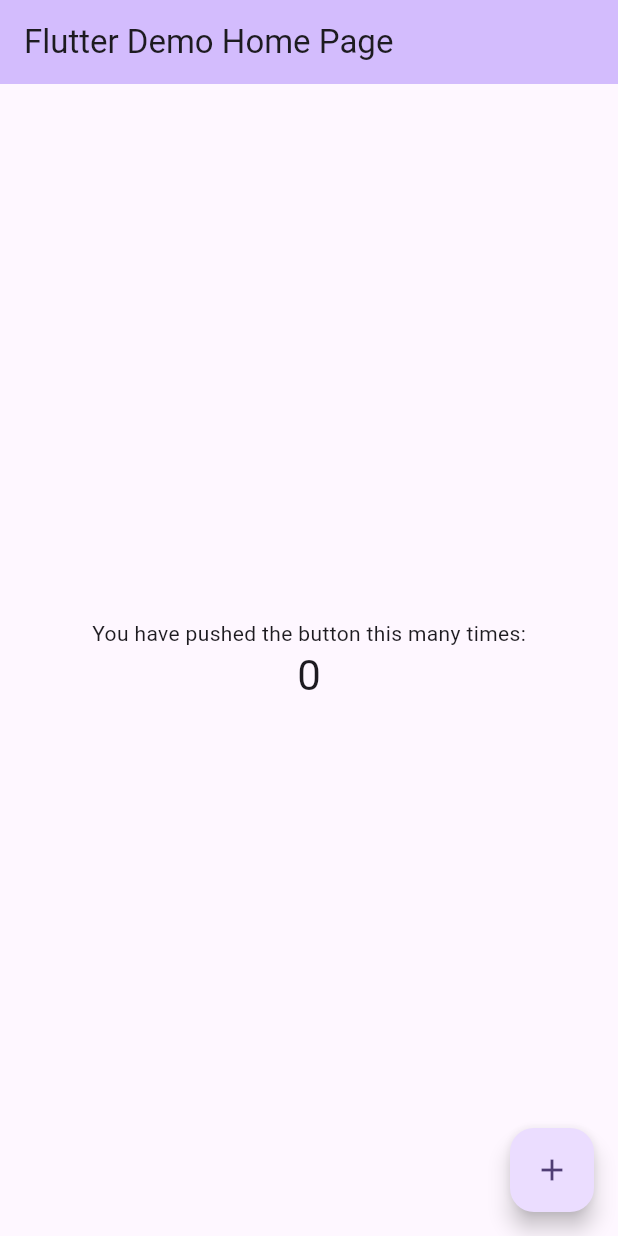
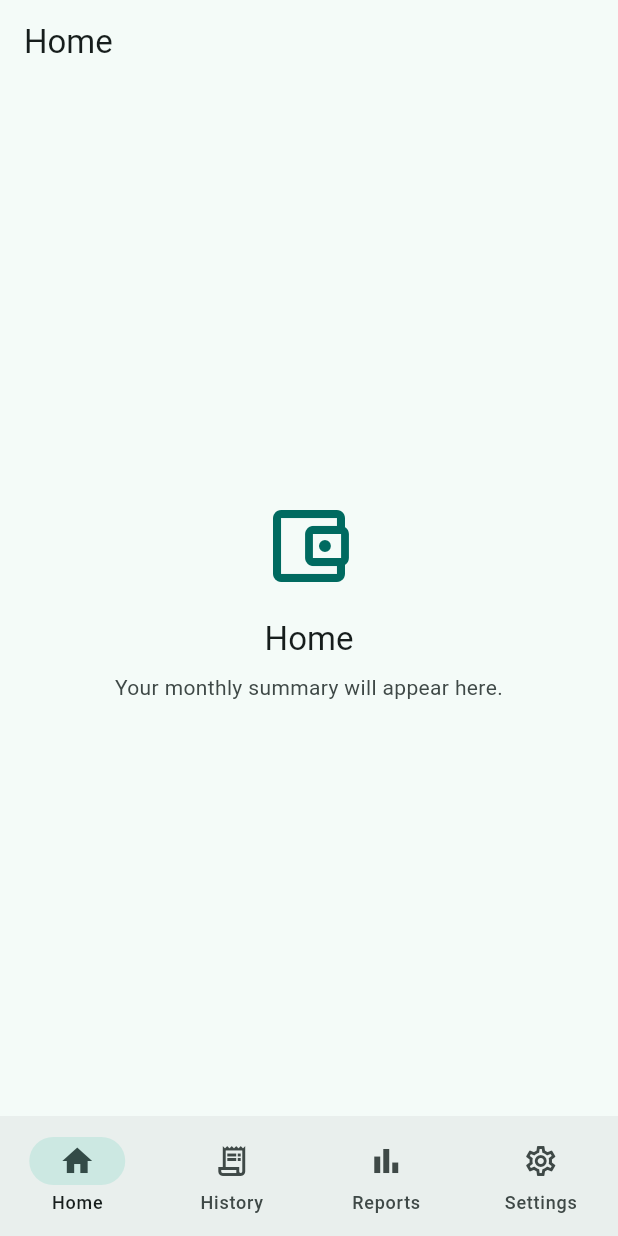
Before and after one commit to Rubinbijuv2/expense_tracker, a Flutter app: the screen it shows after launch, on a phone screen of 412 x 824 dp. Run offline on Flutter 3.47's test engine with Material 3 defaults, Android fonts, the phone set to English and light mode, and no system bars.

Commit message:
Step 1: Project setup

```diff
--- a/lib/main.dart
+++ b/lib/main.dart
@@ -1,122 +1,25 @@
 import 'package:flutter/material.dart';
 
+import 'utils/constants.dart';
+import 'widgets/main_shell.dart';
+
 void main() {
-  runApp(const MyApp());
+  runApp(const ExpenseTrackerApp());
 }
 
-class MyApp extends StatelessWidget {
-  const MyApp({super.key});
+class ExpenseTrackerApp extends StatelessWidget {
+  const ExpenseTrackerApp({super.key});
 
-  // This widget is the root of your application.
   @override
   Widget build(BuildContext context) {
     return MaterialApp(
-      title: 'Flutter Demo',
-      theme: ThemeData(
-        // This is the theme of your application.
-        //
-        // TRY THIS: Try running your application with "flutter run". You'll see
-        // the application has a purple toolbar. Then, without quitting the app,
-        // try changing the seedColor in the colorScheme below to Colors.green
-        // and then invoke "hot reload" (save your changes or press the "hot
-        // reload" button in a Flutter-supported IDE, or press "r" if you used
-        // the command line to start the app).
-        //
-        // Notice that the counter didn't reset back to zero; the application
-        // state is not lost during the reload. To reset the state, use hot
-        // restart instead.
-        //
-        // This works for code too, not just values: Most code changes can be
-        // tested with just a hot reload.
-        colorScheme: .fromSeed(seedColor: Colors.deepPurple),
-      ),
-      home: const MyHomePage(title: 'Flutter Demo Home Page'),
+      title: AppConstants.appName,
+      debugShowCheckedModeBanner: false,
+      theme: AppTheme.light,
+      darkTheme: AppTheme.dark,
+      // Follows the phone's light/dark setting. A Settings option comes in step 10.
+      themeMode: ThemeMode.system,
+      home: const MainShell(),
     );
   }
 }
-
-class MyHomePage extends StatefulWidget {
-  const MyHomePage({super.key, required this.title});
-
-  // This widget is the home page of your application. It is stateful, meaning
-  // that it has a State object (defined below) that contains fields that affect
-  // how it looks.
-
-  // This class is the configuration for the state. It holds the values (in this
-  // case the title) provided by the parent (in this case the App widget) and
-  // used by the build method of the State. Fields in a Widget subclass are
-  // always marked "final".
-
-  final String title;
-
-  @override
-  State<MyHomePage> createState() => _MyHomePageState();
-}
-
-class _MyHomePageState extends State<MyHomePage> {
-  int _counter = 0;
-
-  void _incrementCounter() {
-    setState(() {
-      // This call to setState tells the Flutter framework that something has
-      // changed in this State, which causes it to rerun the build method below
-      // so that the display can reflect the updated values. If we changed
-      // _counter without calling setState(), then the build method would not be
-      // called again, and so nothing would appear to happen.
-      _counter++;
-    });
-  }
-
-  @override
-  Widget build(BuildContext context) {
-    // This method is rerun every time setState is called, for instance as done
-    // by the _incrementCounter method above.
-    //
-    // The Flutter framework has been optimized to make rerunning build methods
-    // fast, so that you can just rebuild anything that needs updating rather
-    // than having to individually change instances of widgets.
-    return Scaffold(
-      appBar: AppBar(
-        // TRY THIS: Try changing the color here to a specific color (to
-        // Colors.amber, perhaps?) and trigger a hot reload to see the AppBar
-        // change color while the other colors stay the same.
-        backgroundColor: Theme.of(context).colorScheme.inversePrimary,
-        // Here we take the value from the MyHomePage object that was created by
-        // the App.build method, and use it to set our appbar title.
-        title: Text(widget.title),
-      ),
-      body: Center(
-        // Center is a layout widget. It takes a single child and positions it
-        // in the middle of the parent.
-        child: Column(
-          // Column is also a layout widget. It takes a list of children and
-          // arranges them vertically. By default, it sizes itself to fit its
-          // children horizontally, and tries to be as tall as its parent.
-          //
-          // Column has various properties to control how it sizes itself and
-          // how it positions its children. Here we use mainAxisAlignment to
-          // center the children vertically; the main axis here is the vertical
-          // axis because Columns are vertical (the cross axis would be
-          // horizontal).
-          //
-          // TRY THIS: Invoke "debug painting" (choose the "Toggle Debug Paint"
-          // action in the IDE, or press "p" in the console), to see the
-          // wireframe for each widget.
-          mainAxisAlignment: .center,
-          children: [
-            const Text('You have pushed the button this many times:'),
-            Text(
-              '$_counter',
-              style: Theme.of(context).textTheme.headlineMedium,
-            ),
-          ],
-        ),
-      ),
-      floatingActionButton: FloatingActionButton(
-        onPressed: _incrementCounter,
-        tooltip: 'Increment',
-        child: const Icon(Icons.add),
-      ),
-    );
-  }
-}
--- /dev/null
+++ b/lib/screens/history/history_screen.dart
@@ -0,0 +1,21 @@
+import 'package:flutter/material.dart';
+
+import '../../widgets/placeholder_body.dart';
+
+/// Date-grouped list of transactions with search and filters.
+/// Placeholder for now — built in step 3.
+class HistoryScreen extends StatelessWidget {
+  const HistoryScreen({super.key});
+
+  @override
+  Widget build(BuildContext context) {
+    return Scaffold(
+      appBar: AppBar(title: const Text('History')),
+      body: const PlaceholderBody(
+        icon: Icons.receipt_long_outlined,
+        title: 'History',
+        message: 'All your transactions will be listed here.',
+      ),
+    );
+  }
+}
--- /dev/null
+++ b/lib/screens/home/home_screen.dart
@@ -0,0 +1,21 @@
+import 'package:flutter/material.dart';
+
+import '../../widgets/placeholder_body.dart';
+
+/// Dashboard: budget card, pie chart, detected SMS, recent transactions.
+/// Placeholder for now — built in step 4.
+class HomeScreen extends StatelessWidget {
+  const HomeScreen({super.key});
+
+  @override
+  Widget build(BuildContext context) {
+    return Scaffold(
+      appBar: AppBar(title: const Text('Home')),
+      body: const PlaceholderBody(
+        icon: Icons.account_balance_wallet_outlined,
+        title: 'Home',
+        message: 'Your monthly summary will appear here.',
+      ),
+    );
+  }
+}
--- /dev/null
+++ b/lib/screens/reports/reports_screen.dart
@@ -0,0 +1,21 @@
+import 'package:flutter/material.dart';
+
+import '../../widgets/placeholder_body.dart';
+
+/// Charts, top merchants and CSV/PDF export.
+/// Placeholder for now — built in step 9.
+class ReportsScreen extends StatelessWidget {
+  const ReportsScreen({super.key});
+
+  @override
+  Widget build(BuildContext context) {
+    return Scaffold(
+      appBar: AppBar(title: const Text('Reports')),
+      body: const PlaceholderBody(
+        icon: Icons.bar_chart_outlined,
+        title: 'Reports',
+        message: 'Charts and exports will appear here.',
+      ),
+    );
+  }
+}
--- /dev/null
+++ b/lib/screens/settings/settings_screen.dart
@@ -0,0 +1,21 @@
+import 'package:flutter/material.dart';
+
+import '../../widgets/placeholder_body.dart';
+
+/// Profile, theme, PIN, backup and restore.
+/// Placeholder for now — built in step 10.
+class SettingsScreen extends StatelessWidget {
+  const SettingsScreen({super.key});
+
+  @override
+  Widget build(BuildContext context) {
+    return Scaffold(
+      appBar: AppBar(title: const Text('Settings')),
+      body: const PlaceholderBody(
+        icon: Icons.settings_outlined,
+        title: 'Settings',
+        message: 'Profile, theme, PIN and backup options will appear here.',
+      ),
+    );
+  }
+}
--- /dev/null
+++ b/lib/utils/constants.dart
@@ -0,0 +1,39 @@
+import 'package:flutter/material.dart';
+
+/// App-wide constants (name, colours, themes).
+class AppConstants {
+  AppConstants._(); // Not meant to be instantiated.
+
+  static const String appName = 'Expense Tracker';
+
+  /// Seed colour: Material 3 generates the whole colour palette from this.
+  static const Color seedColor = Colors.teal;
+}
+
+/// Light and dark Material 3 themes built from the same teal seed colour.
+class AppTheme {
+  AppTheme._();
+
+  static ThemeData get light => _build(Brightness.light);
+  static ThemeData get dark => _build(Brightness.dark);
+
+  static ThemeData _build(Brightness brightness) {
+    final colorScheme = ColorScheme.fromSeed(
+      seedColor: AppConstants.seedColor,
+      brightness: brightness,
+    );
+    return ThemeData(
+      useMaterial3: true,
+      colorScheme: colorScheme,
+      appBarTheme: AppBarTheme(
+        centerTitle: false,
+        backgroundColor: colorScheme.surface,
+        foregroundColor: colorScheme.onSurface,
+      ),
+      cardTheme: const CardThemeData(
+        elevation: 0,
+        margin: EdgeInsets.symmetric(horizontal: 16, vertical: 8),
+      ),
+    );
+  }
+}
--- /dev/null
+++ b/lib/widgets/main_shell.dart
@@ -0,0 +1,62 @@
+import 'package:flutter/material.dart';
+
+import '../screens/history/history_screen.dart';
+import '../screens/home/home_screen.dart';
+import '../screens/reports/reports_screen.dart';
+import '../screens/settings/settings_screen.dart';
+
+/// The main app frame: a bottom navigation bar with 4 tabs.
+class MainShell extends StatefulWidget {
+  const MainShell({super.key});
+
+  @override
+  State<MainShell> createState() => _MainShellState();
+}
+
+class _MainShellState extends State<MainShell> {
+  int _selectedIndex = 0;
+
+  static const List<Widget> _screens = [
+    HomeScreen(),
+    HistoryScreen(),
+    ReportsScreen(),
+    SettingsScreen(),
+  ];
+
+  @override
+  Widget build(BuildContext context) {
+    return Scaffold(
+      // IndexedStack keeps every tab alive, so a tab keeps its scroll
+      // position and state when you switch away and come back.
+      body: IndexedStack(index: _selectedIndex, children: _screens),
+      bottomNavigationBar: NavigationBar(
+        selectedIndex: _selectedIndex,
+        onDestinationSelected: (index) {
+          setState(() => _selectedIndex = index);
+        },
+        destinations: const [
+          NavigationDestination(
+            icon: Icon(Icons.home_outlined),
+            selectedIcon: Icon(Icons.home),
+            label: 'Home',
+          ),
+          NavigationDestination(
+            icon: Icon(Icons.receipt_long_outlined),
+            selectedIcon: Icon(Icons.receipt_long),
+            label: 'History',
+          ),
+          NavigationDestination(
+            icon: Icon(Icons.bar_chart_outlined),
+            selectedIcon: Icon(Icons.bar_chart),
+            label: 'Reports',
+          ),
+          NavigationDestination(
+            icon: Icon(Icons.settings_outlined),
+            selectedIcon: Icon(Icons.settings),
+            label: 'Settings',
+          ),
+        ],
+      ),
+    );
+  }
+}
--- /dev/null
+++ b/lib/widgets/placeholder_body.dart
@@ -0,0 +1,41 @@
+import 'package:flutter/material.dart';
+
+/// Centered icon + text, used by screens that are not built yet.
+class PlaceholderBody extends StatelessWidget {
+  const PlaceholderBody({
+    super.key,
+    required this.icon,
+    required this.title,
+    required this.message,
+  });
+
+  final IconData icon;
+  final String title;
+  final String message;
+
+  @override
+  Widget build(BuildContext context) {
+    final theme = Theme.of(context);
+    return Center(
+      child: Padding(
+        padding: const EdgeInsets.all(32),
+        child: Column(
+          mainAxisSize: MainAxisSize.min,
+          children: [
+            Icon(icon, size: 64, color: theme.colorScheme.primary),
+            const SizedBox(height: 16),
+            Text(title, style: theme.textTheme.titleLarge),
+            const SizedBox(height: 8),
+            Text(
+              message,
+              textAlign: TextAlign.center,
+              style: theme.textTheme.bodyMedium?.copyWith(
+                color: theme.colorScheme.onSurfaceVariant,
+              ),
+            ),
+          ],
+        ),
+      ),
+    );
+  }
+}
```
Also changed, not shown: pubspec.yaml (+17 -1 lines), pubspec.lock, 14 other files.
